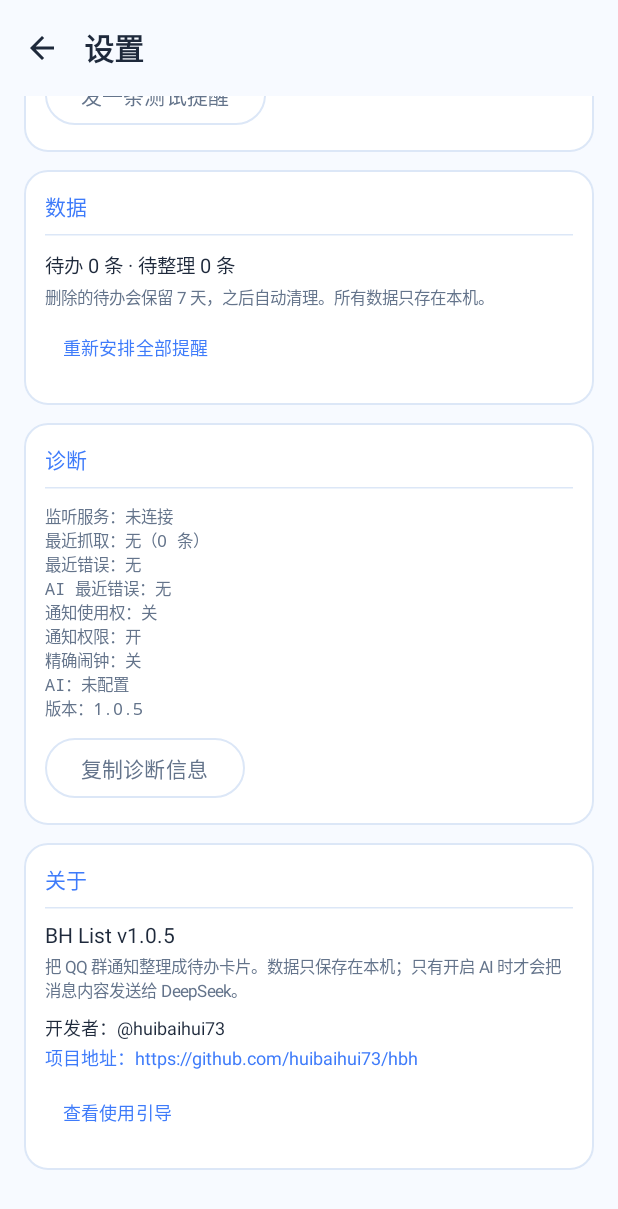
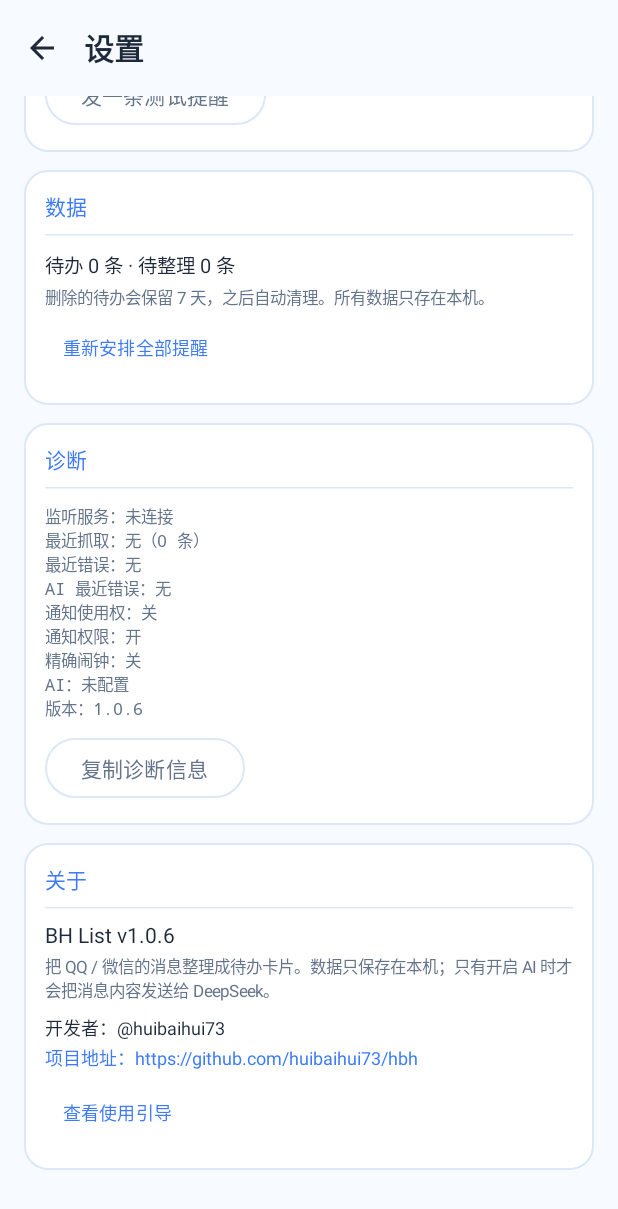
Before and after one commit to huibaihui73/hbh, an Android app built with Jetpack Compose: the composable SettingsScreen shown on its own in the app's theme, scrolled down 795 dp, on a phone screen of 412 x 824 dp. Shown: the top 1209 px of the screen. Run offline under Robolectric (Android 15) with nearby library versions, the phone set to English and light mode, and no system bars.

Commit message:
添加微信抓取消息功能

```diff
--- a/群总结与待办/app/build.gradle.kts
+++ b/群总结与待办/app/build.gradle.kts
@@ -22,8 +22,8 @@ android {
         applicationId = "com.quntodo.app"
         minSdk = 26
         targetSdk = 36
-        versionCode = 6
-        versionName = "1.0.5"
+        versionCode = 7
+        versionName = "1.0.6"
         vectorDrawables { useSupportLibrary = true }
     }
 
--- a/群总结与待办/app/src/main/java/com/quntodo/app/ingest/NotificationExtractor.kt
+++ b/群总结与待办/app/src/main/java/com/quntodo/app/ingest/NotificationExtractor.kt
@@ -76,7 +76,10 @@ class NotificationExtractor {
             styleTitle.isNotBlank() -> styleTitle
             conversation.isNotBlank() -> conversation
             else -> title
-        }.replace(Regex("\\(\\d+\\)$"), "").trim()
+        }
+            .replace(Regex("\\(?\\d+\\s*条新消息\\)?$"), "")
+            .replace(Regex("[（(]\\d+[)）]$"), "")
+            .trim()
 
         val parts: List<Part> = when {
             styleParts.isNotEmpty() -> styleParts
--- a/群总结与待办/app/src/main/java/com/quntodo/app/service/QqNotificationListener.kt
+++ b/群总结与待办/app/src/main/java/com/quntodo/app/service/QqNotificationListener.kt
@@ -97,7 +97,8 @@ class QqNotificationListener : NotificationListenerService() {
         private val BASE_PACKAGES = setOf(
             "com.tencent.mobileqq",
             "com.tencent.tim",
-            "com.tencent.qqlite"
+            "com.tencent.qqlite",
+            "com.tencent.mm"
         )
     }
 }
--- a/群总结与待办/app/src/main/java/com/quntodo/app/ui/screens/InboxScreen.kt
+++ b/群总结与待办/app/src/main/java/com/quntodo/app/ui/screens/InboxScreen.kt
@@ -236,7 +236,7 @@ fun InboxScreen(
                     EmptyState(
                         icon = Icons.Default.Close,
                         title = "没有待整理的消息",
-                        subtitle = "QQ 群通知会自动出现在这里；也可以在 QQ 里长按消息选择「分享」导入"
+                        subtitle = "QQ / 微信的消息会自动出现在这里；也可以从 QQ / 微信分享或粘贴导入"
                     )
                 } else {
                     LazyColumn(
--- a/群总结与待办/app/src/main/java/com/quntodo/app/ui/screens/OnboardingScreen.kt
+++ b/群总结与待办/app/src/main/java/com/quntodo/app/ui/screens/OnboardingScreen.kt
@@ -151,9 +151,9 @@ fun OnboardingScreen(state: UiState, viewModel: MainViewModel) {
 
             OnboardStep(
                 number = 4,
-                title = "在 QQ 里打开消息详情",
+                title = "在 QQ / 微信里打开消息详情",
                 done = false,
-                description = "打开 QQ → 设置 → 消息通知 → 打开「显示消息详情」。不打开的话，通知里只有「你收到一条消息」，软件拿不到内容。",
+                description = "QQ：设置 → 消息通知 → 打开「显示消息详情」。微信：我 → 设置 → 消息通知 → 打开「通知显示消息详情」。不打开的话，通知里只有「你收到一条消息」，软件拿不到内容。",
                 actionLabel = null,
                 actionEnabled = false,
                 onAction = {}
--- a/群总结与待办/app/src/main/java/com/quntodo/app/ui/screens/SettingsScreen.kt
+++ b/群总结与待办/app/src/main/java/com/quntodo/app/ui/screens/SettingsScreen.kt
@@ -263,7 +263,7 @@ fun SettingsScreen(
                         TextButton(onClick = { showGroupDialog = true }) { Text("选择") }
                     }
                     Text(
-                        "注意：QQ 里需要开启「显示消息详情」，否则通知里没有消息内容；群消息设了免打扰就不会有通知，也抓不到。",
+                        "注意：QQ / 微信里需要开启「显示消息详情」，否则通知里没有消息内容；群消息设了免打扰就不会有通知，也抓不到。",
                         fontSize = 11.sp,
                         color = MaterialTheme.colorScheme.onSurfaceVariant,
                         modifier = Modifier.padding(top = 6.dp)
@@ -412,7 +412,7 @@ fun SettingsScreen(
                     val uriHandler = LocalUriHandler.current
                     Text("BH List v${BuildConfig.VERSION_NAME}", fontSize = 14.sp)
                     Text(
-                        "把 QQ 群通知整理成待办卡片。数据只保存在本机；只有开启 AI 时才会把消息内容发送给 DeepSeek。",
+                        "把 QQ / 微信的消息整理成待办卡片。数据只保存在本机；只有开启 AI 时才会把消息内容发送给 DeepSeek。",
                         fontSize = 11.sp,
                         color = MaterialTheme.colorScheme.onSurfaceVariant,
                         modifier = Modifier.padding(top = 4.dp)
```
Also changed, not shown: 4 other files.
